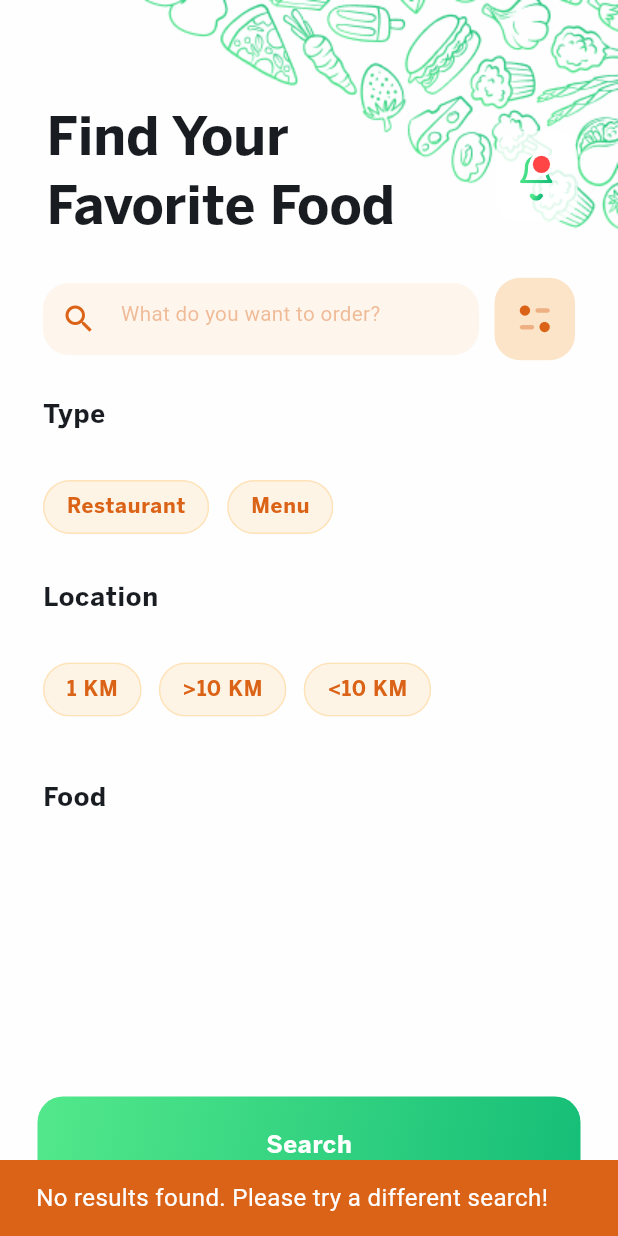
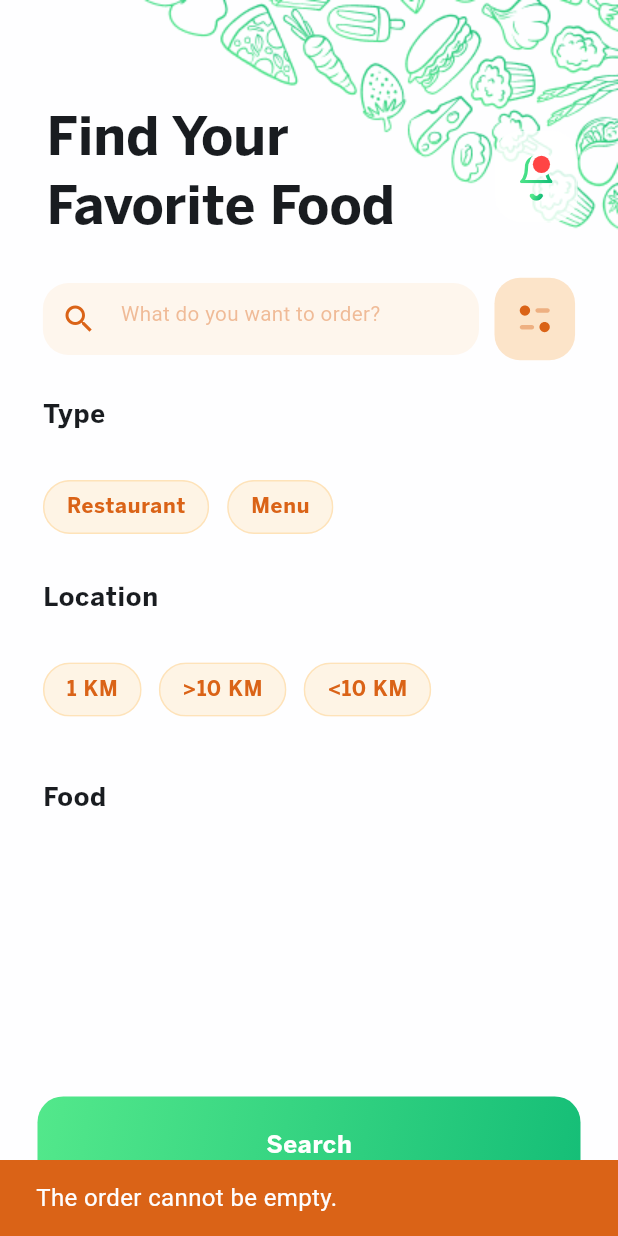
Before and after one commit to mahafarghaly/Food-Delivery, a Flutter app: the SearchScreen screen opened directly, after a tap on "Search", on a phone screen of 412 x 824 dp. Run offline on Flutter 3.47's test engine with Material 3 defaults, Android fonts, the phone set to English and light mode, and no system bars; our stand-ins replace bloc, cloud_firestore, equatable, firebase_core, flutter_bloc, flutter_screenutil and 3 more; accounts and stored records are empty; Roboto replaces fonts that are missing (BentonSans Medium).

Commit message:
Move the handling of the search event to the search button.

```diff
--- a/lib/features/home/presentation/views/widgets/home_appbar_section.dart
+++ b/lib/features/home/presentation/views/widgets/home_appbar_section.dart
@@ -9,8 +9,9 @@ import 'filter_section.dart';
 import 'notfication_section.dart';
 
 class HomeAppbarSection extends StatelessWidget {
-  const HomeAppbarSection({super.key, this.enableSearch});
+  const HomeAppbarSection({super.key, this.enableSearch,  this.controller});
 final bool? enableSearch;
+  final TextEditingController? controller;
   @override
   Widget build(BuildContext context) {
     return  Column(
@@ -41,6 +42,7 @@ final bool? enableSearch;
                 },
                 child:  SearchTextField(
                   enable: enableSearch??false,
+                  controller: controller,
                 ).paddingRight(9.w),
               ),
             ),
--- a/lib/features/home/presentation/views/widgets/search_text_field.dart
+++ b/lib/features/home/presentation/views/widgets/search_text_field.dart
@@ -5,13 +5,13 @@ import 'package:food_app/features/home/presentation/bloc/search_bloc/search_bloc
 import 'package:food_app/features/home/presentation/bloc/search_bloc/search_event.dart';
 import 'package:food_app/features/home/presentation/views/widgets/background_box.dart';
 class SearchTextField extends StatelessWidget {
-  const SearchTextField({super.key, required this.enable, this.hintText});
+  const SearchTextField({super.key, required this.enable, this.hintText,  this.controller});
 final bool enable;
 final String? hintText;
+  final TextEditingController? controller;
 
   @override
   Widget build(BuildContext context) {
-    final TextEditingController controller = TextEditingController();
     return BackgroundBox(
       color: context.colorScheme.primaryContainer.withOpacity(0.1),
       child: TextFormField(
@@ -21,12 +21,6 @@ final String? hintText;
           prefixIcon: Icon(Icons.search,color: Theme.of(context).colorScheme.onPrimaryContainer,),
               hintText: hintText??"What do you want to order?"
         ),
-          onChanged: (query) {
-            context.read<SearchBloc>().add(SearchRestaurantEvent(query));
-          },
-        onSaved: (value){
-
-        },
         controller: controller,
 
 
--- a/lib/features/search/search_screen.dart
+++ b/lib/features/search/search_screen.dart
@@ -19,14 +19,16 @@ class SearchScreen extends StatelessWidget {
 
   @override
   Widget build(BuildContext context) {
+    final TextEditingController searchController = TextEditingController();
     return Scaffold(
       body: Stack(
         alignment: Alignment.topRight,
         children: [
           Positioned(
-              top: 0,
-              right: 0,
-              child: Image.asset(AppAssets.homeBackgroundImage)),
+            top: 0,
+            right: 0,
+            child: Image.asset(AppAssets.homeBackgroundImage),
+          ),
           BlocBuilder<SearchBloc, SearchState>(
             builder: (BuildContext context, SearchState searchState) {
               return Column(
@@ -36,8 +38,9 @@ class SearchScreen extends StatelessWidget {
                       child: Column(
                         crossAxisAlignment: CrossAxisAlignment.start,
                         children: [
-                          const HomeAppbarSection(
+                          HomeAppbarSection(
                             enableSearch: true,
+                            controller: searchController,
                           ).paddingTop(60.h),
                           Column(
                             crossAxisAlignment: CrossAxisAlignment.start,
@@ -135,7 +138,7 @@ class SearchScreen extends StatelessWidget {
                                   )
                                 ],
                               ),
-                              SizedBox(height: 20.h), // Space before food chips
+                              SizedBox(height: 20.h),
                               Text(
                                 "Food",
                                 style: context.textTheme.bodyLarge,
@@ -199,34 +202,34 @@ class SearchScreen extends StatelessWidget {
                             end: Alignment.bottomRight),
                       ),
                       child: MaterialButton(
-                        onPressed: () {
-                          //  Navigator.pop(context);
-                          if (searchState.selectedFoodItems.isNotEmpty) {
+                        onPressed: () async {
+                          final query = searchController.text.trim();
+
+                          if (query.isNotEmpty) {
+                            context
+                                .read<SearchBloc>()
+                                .add(SearchRestaurantEvent(query));
+
+                            await Future.delayed(
+                              const Duration(milliseconds: 300),
+                            );
+                            final updatedState =
+                                context.read<SearchBloc>().state;
+
+                            searchWithQuery(updatedState, context);
+                          }
+                          else if (searchState.selectedFoodItems.isNotEmpty) {
                             AppNavigation.navigationTo(
-                                context,
-                                const SearchResultScreen(
-                                  text: "Popular Menu",
-                                ));
-                          } else if (searchState
-                              .filteredRestaurants.isNotEmpty) {
-                            AppNavigation.navigationTo(
-                                context,
-                                const SearchResultScreen(
-                                  text: " Popular Restaurant",
-                                ));
-                          } else if (searchState.filteredMenu.isNotEmpty) {
-                            AppNavigation.navigationTo(
-                                context,
-                                const SearchResultScreen(
-                                  text: " Popular Menu",
-                                ));
+                              context,
+                              const SearchResultScreen(text: "Popular Menu"),
+                            );
                           } else {
                             ScaffoldMessenger.of(context).showSnackBar(
                               SnackBar(
                                 backgroundColor:
                                     context.colorScheme.onPrimaryContainer,
                                 content: const Text(
-                                    "No results found. Please try a different search!"),
+                                    "The order cannot be empty."),
                                 duration: const Duration(seconds: 2),
                               ),
                             );
@@ -246,4 +249,29 @@ class SearchScreen extends StatelessWidget {
       ),
     );
   }
+
+  void searchWithQuery(SearchState updatedState, BuildContext context) {
+    if (updatedState.filteredRestaurants.isNotEmpty) {
+      AppNavigation.navigationTo(
+        context,
+        const SearchResultScreen(
+            text: "Popular Restaurant"),
+      );
+    } else if (updatedState.filteredMenu.isNotEmpty) {
+      AppNavigation.navigationTo(
+        context,
+        const SearchResultScreen(text: "Popular Menu"),
+      );
+    } else {
+      ScaffoldMessenger.of(context).showSnackBar(
+        SnackBar(
+          backgroundColor:
+              context.colorScheme.onPrimaryContainer,
+          content: const Text(
+              "No results found. Please try a different search!"),
+          duration: const Duration(seconds: 2),
+        ),
+      );
+    }
+  }
 }
```
